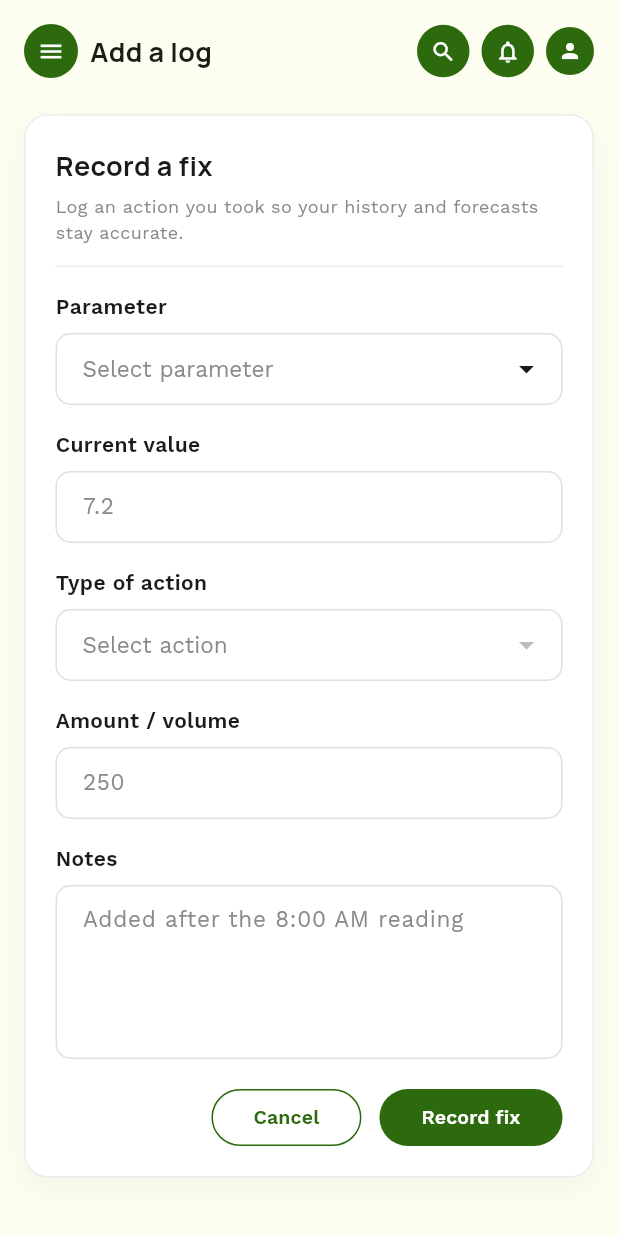
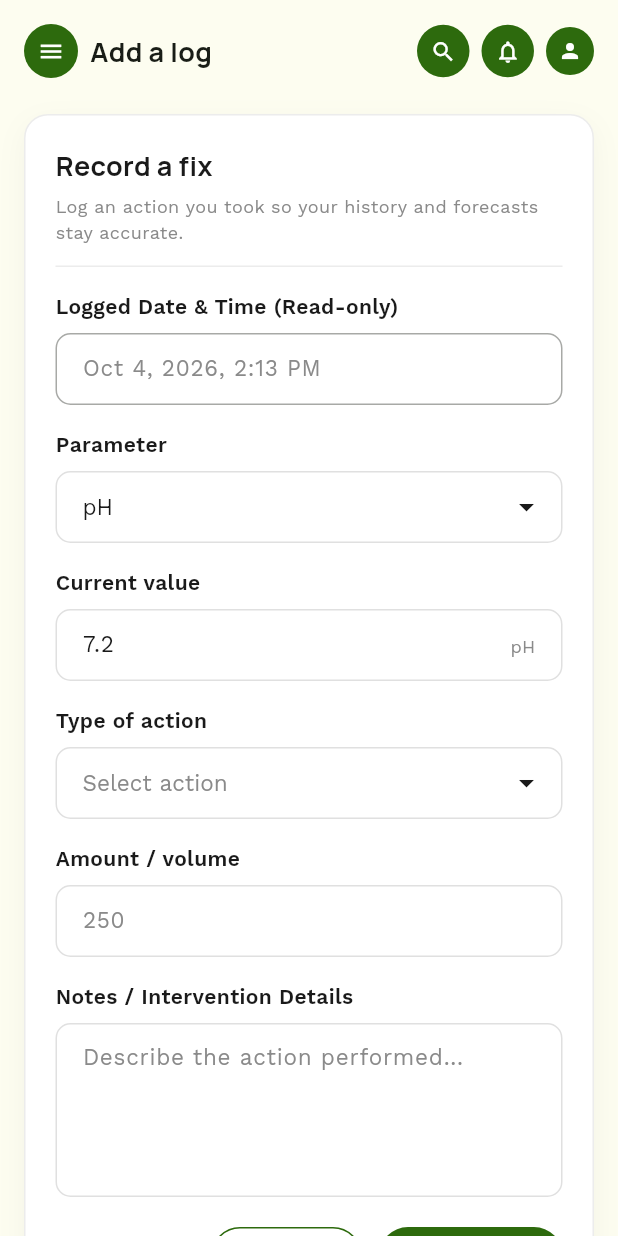
Before and after one commit to advincelyuni2-hue/Hydroponic-Monitoring-Website-, a Flutter app: the AddLogScreen screen opened directly, on a phone screen of 412 x 824 dp. Run offline on Flutter 3.47's test engine with Material 3 defaults, Android fonts, the phone set to English and light mode, and no system bars; our stand-ins replace fl_chart, google_fonts, printing, supabase_flutter; missing offline and left inert: dart:html; accounts and stored records are empty.

Commit message:
updated notifs ui

```diff
--- a/lib/screens/add_log_screen.dart
+++ b/lib/screens/add_log_screen.dart
@@ -1,5 +1,7 @@
 import 'package:flutter/material.dart';
+import '../models/notification_models.dart';
 import '../services/app_state.dart';
+import '../services/notification_service.dart';
 import '../theme/app_colors.dart';
 import '../theme/app_decorations.dart';
 import '../theme/app_text_styles.dart';
@@ -7,13 +9,12 @@ import '../theme/theme_mode_controller.dart';
 import '../utils/responsive.dart';
 import '../widgets/app_drawer.dart';
 import '../widgets/app_header.dart';
-
-// ---------------------------------------------------------------------
-// Screen (desktop / web page)
-// ---------------------------------------------------------------------
+import 'notifications_screen.dart';
 
 class AddLogScreen extends StatelessWidget {
-  const AddLogScreen({super.key});
+  final AppNotificationItem? notification;
+
+  const AddLogScreen({super.key, this.notification});
 
   @override
   Widget build(BuildContext context) {
@@ -34,13 +35,25 @@ class AddLogScreen extends StatelessWidget {
               ),
               const SizedBox(height: 24),
               RecordFixCard(
+                notification: notification,
                 onCancel: () => Navigator.of(context).maybePop(),
-                onSubmit: (entry) {
-                  // TODO: save with your service, e.g. LogService().addFix(entry)
-                  ScaffoldMessenger.of(context).showSnackBar(
-                    const SnackBar(content: Text('Fix recorded.')),
-                  );
-                  Navigator.of(context).maybePop();
+                onSubmit: (entry) async {
+                  if (notification != null) {
+                    await NotificationService()
+                        .updateAlertResolved(notification!.id, true);
+                  }
+                  if (context.mounted) {
+                    ScaffoldMessenger.of(context).showSnackBar(
+                      const SnackBar(content: Text('Fix recorded successfully.')),
+                    );
+                    Navigator.of(context).pushReplacement(
+                      MaterialPageRoute(
+                        builder: (_) => const NotificationsScreen(
+                          initialTab: 'Resolved',
+                        ),
+                      ),
+                    );
+                  }
                 },
               ),
             ],
@@ -50,10 +63,6 @@ class AddLogScreen extends StatelessWidget {
     );
   }
 }
-
-// ---------------------------------------------------------------------
-// Data model
-// ---------------------------------------------------------------------
 
 class FixEntry {
   final String parameter;
@@ -71,40 +80,64 @@ class FixEntry {
   });
 }
 
-// ---------------------------------------------------------------------
-// Reusable form card (used by the page AND the mobile dialog)
-// ---------------------------------------------------------------------
-
 class RecordFixCard extends StatefulWidget {
+  final AppNotificationItem? notification;
   final VoidCallback onCancel;
   final ValueChanged<FixEntry> onSubmit;
 
   const RecordFixCard({
     super.key,
+    this.notification,
     required this.onCancel,
     required this.onSubmit,
   });
 
   @override
-  State<RecordFixCard> createState() => _RecordFixCardState();
+  State<RecordFixCard> createState() => RecordFixCardState();
 }
 
-class _RecordFixCardState extends State<RecordFixCard> {
-  static const _parameters = ['pH', 'EC', 'Temperature'];
-  static const _units = {'pH': 'pH', 'EC': 'mS/cm', 'Temperature': '°C'};
-  static const _actions = {
+class RecordFixCardState extends State<RecordFixCard> {
+  static const parameters = ['pH', 'EC', 'Temperature'];
+  static const units = {'pH': 'pH', 'EC': 'mS/cm', 'Temperature': '°C'};
+  static const actions = {
     'pH': ['pH Up', 'pH Down', 'Other'],
     'EC': ['Add Nutrient', 'Add Water', 'Other'],
     'Temperature': ['Add Water', 'Other'],
   };
 
   final _formKey = GlobalKey<FormState>();
-  final _currentValueController = TextEditingController();
+  late final TextEditingController _currentValueController;
   final _amountController = TextEditingController();
-  final _notesController = TextEditingController();
+  late final TextEditingController _notesController;
 
-  String? _parameter;
-  String? _actionType;
+  String? parameter;
+  String? actionType;
+  late final String dateTimestamp;
+
+  @override
+  void initState() {
+    super.initState();
+    dateTimestamp = widget.notification?.timestamp ?? 'Oct 4, 2026, 2:13 PM';
+
+    String prefilledParam = 'pH';
+    if (widget.notification != null) {
+      final title = widget.notification!.title.toLowerCase();
+      if (title.contains('ec')) {
+        prefilledParam = 'EC';
+      } else if (title.contains('temp')) {
+        prefilledParam = 'Temperature';
+      }
+    }
+    parameter = prefilledParam;
+
+    final rawVal = widget.notification?.currentValue
+            .replaceAll(RegExp(r'[^0-9.]'), '') ??
+        '7.2';
+    _currentValueController = TextEditingController(text: rawVal);
+    _notesController = TextEditingController(
+      text: widget.notification?.recommendation ?? '',
+    );
+  }
 
   @override
   void dispose() {
@@ -116,28 +149,40 @@ class _RecordFixCardState extends State<RecordFixCard> {
 
   void _submit() {
     if (!_formKey.currentState!.validate()) return;
-    widget.onSubmit(FixEntry(
-      parameter: _parameter!,
-      currentValue: double.parse(_currentValueController.text),
-      actionType: _actionType!,
-      amount: double.parse(_amountController.text),
-      notes: _notesController.text.trim(),
-    ));
+    widget.onSubmit(
+      FixEntry(
+        parameter: parameter!,
+        currentValue: double.parse(_currentValueController.text),
+        actionType: actionType ?? 'Other',
+        amount: double.tryParse(_amountController.text) ?? 0.0,
+        notes: _notesController.text.trim(),
+      ),
+    );
   }
 
   @override
   Widget build(BuildContext context) {
     final isMobile = Responsive.isMobile(context);
 
+    final timestampField = _labeled(
+      'Logged Date & Time (Read-only)',
+      TextFormField(
+        initialValue: dateTimestamp,
+        enabled: false,
+        style: AppTextStyles.input.copyWith(color: AppColors.textSecondary),
+        decoration: _decoration(hint: dateTimestamp),
+      ),
+    );
+
     final parameterField = _labeled(
       'Parameter',
       _dropdown(
         hint: 'Select parameter',
-        value: _parameter,
-        items: _parameters,
+        value: parameter,
+        items: parameters,
         onChanged: (v) => setState(() {
-          _parameter = v;
-          _actionType = null; // actions depend on the parameter
+          parameter = v;
+          actionType = null;
         }),
       ),
     );
@@ -147,7 +192,7 @@ class _RecordFixCardState extends State<RecordFixCard> {
       _textField(
         controller: _currentValueController,
         hint: '7.2',
-        suffix: _units[_parameter] ?? '',
+        suffix: units[parameter] ?? '',
         numeric: true,
       ),
     );
@@ -156,9 +201,9 @@ class _RecordFixCardState extends State<RecordFixCard> {
       'Type of action',
       _dropdown(
         hint: 'Select action',
-        value: _actionType,
-        items: _actions[_parameter] ?? const [],
-        onChanged: (v) => setState(() => _actionType = v),
+        value: actionType,
+        items: actions[parameter] ?? const [],
+        onChanged: (v) => setState(() => actionType = v),
       ),
     );
 
@@ -191,7 +236,8 @@ class _RecordFixCardState extends State<RecordFixCard> {
             const SizedBox(height: 14),
             Divider(color: AppColors.cardBorder, height: 1),
             const SizedBox(height: 16),
-
+            timestampField,
+            const SizedBox(height: 16),
             if (isMobile) ...[
               parameterField,
               const SizedBox(height: 16),
@@ -205,19 +251,17 @@ class _RecordFixCardState extends State<RecordFixCard> {
               const SizedBox(height: 16),
               _twoColumns(actionField, amountField),
             ],
-
             const SizedBox(height: 16),
             _labeled(
-              'Notes',
+              'Notes / Intervention Details',
               _textField(
                 controller: _notesController,
-                hint: 'Added after the 8:00 AM reading',
+                hint: 'Describe the action performed...',
                 maxLines: 4,
                 required: false,
               ),
             ),
             const SizedBox(height: 20),
-
             Row(
               mainAxisAlignment: MainAxisAlignment.end,
               children: [
@@ -254,8 +298,10 @@ class _RecordFixCardState extends State<RecordFixCard> {
                         borderRadius: BorderRadius.circular(20),
                       ),
                     ),
-                    child: Text('Record fix',
-                        style: AppTextStyles.button.copyWith(fontSize: 13)),
+                    child: Text(
+                      'Record fix',
+                      style: AppTextStyles.button.copyWith(fontSize: 13),
+                    ),
                   ),
                 ),
               ],
@@ -265,10 +311,6 @@ class _RecordFixCardState extends State<RecordFixCard> {
       ),
     );
   }
-
-  // ---------------------------------------------------------------------
-  // Layout helpers
-  // ---------------------------------------------------------------------
 
   Widget _twoColumns(Widget left, Widget right) => Row(
         crossAxisAlignment: CrossAxisAlignment.start,
@@ -288,10 +330,6 @@ class _RecordFixCardState extends State<RecordFixCard> {
         ],
       );
 
-  // ---------------------------------------------------------------------
-  // Field builders (theme-aware: correct in light AND dark mode)
-  // ---------------------------------------------------------------------
-
   Color get _fill => appThemeMode.value == ThemeMode.dark
       ? const Color(0xFF252D25)
       : AppColors.inputFill;
@@ -304,7 +342,8 @@ class _RecordFixCardState extends State<RecordFixCard> {
 
     return InputDecoration(
       hintText: hint,
-      hintStyle: AppTextStyles.input.copyWith(color: AppColors.textSecondary),
+      hintStyle:
+          AppTextStyles.input.copyWith(color: AppColors.textSecondary),
       suffixText: (suffix == null || suffix.isEmpty) ? null : suffix,
       suffixStyle: AppTextStyles.cardMeta,
       filled: true,
@@ -354,9 +393,10 @@ class _RecordFixCardState extends State<RecordFixCard> {
       key: ValueKey('$hint-$value-${items.length}'),
       initialValue: value,
       isExpanded: true,
-      hint: Text(hint,
-          style:
-              AppTextStyles.input.copyWith(color: AppColors.textSecondary)),
+      hint: Text(
+        hint,
+        style: AppTextStyles.input.copyWith(color: AppColors.textSecondary),
+      ),
       style: AppTextStyles.input,
       dropdownColor: AppColors.cardBackground,
       iconEnabledColor: AppColors.textPrimary,
@@ -370,12 +410,9 @@ class _RecordFixCardState extends State<RecordFixCard> {
   }
 }
 
-// ---------------------------------------------------------------------
-// Mobile: same form shown as a dialog (your second screenshot)
-// ---------------------------------------------------------------------
-
 Future<void> showRecordFixDialog(
   BuildContext context, {
+  AppNotificationItem? notification,
   required ValueChanged<FixEntry> onSubmit,
 }) {
   return showDialog(
@@ -385,6 +422,7 @@ Future<void> showRecordFixDialog(
       insetPadding: const EdgeInsets.all(16),
       child: SingleChildScrollView(
         child: RecordFixCard(
+          notification: notification,
           onCancel: () => Navigator.of(dialogContext).pop(),
           onSubmit: (entry) {
             Navigator.of(dialogContext).pop();
```
Also changed, not shown: lib/screens/notifications_screen.dart (+36 -20 lines), lib/widgets/app_header.dart (+9 -4 lines), lib/widgets/notification_card_widget.dart (+24 -10 lines), lib/widgets/notification_overlay_widget.dart (+20 -3 lines).
